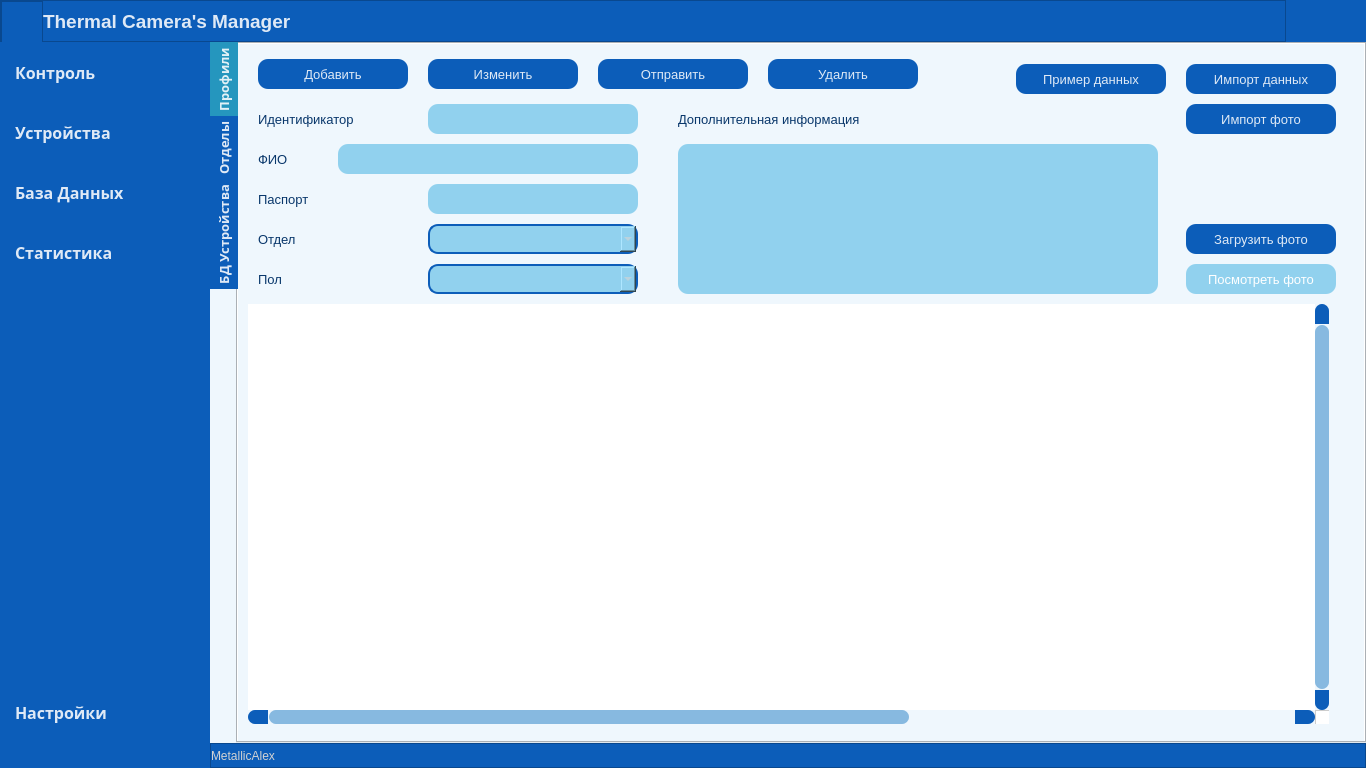
Before: the Qt Designer form widget/forms/form_main.ui in MetallicAlex/Thermal-Camera, drawn with Qt 5.
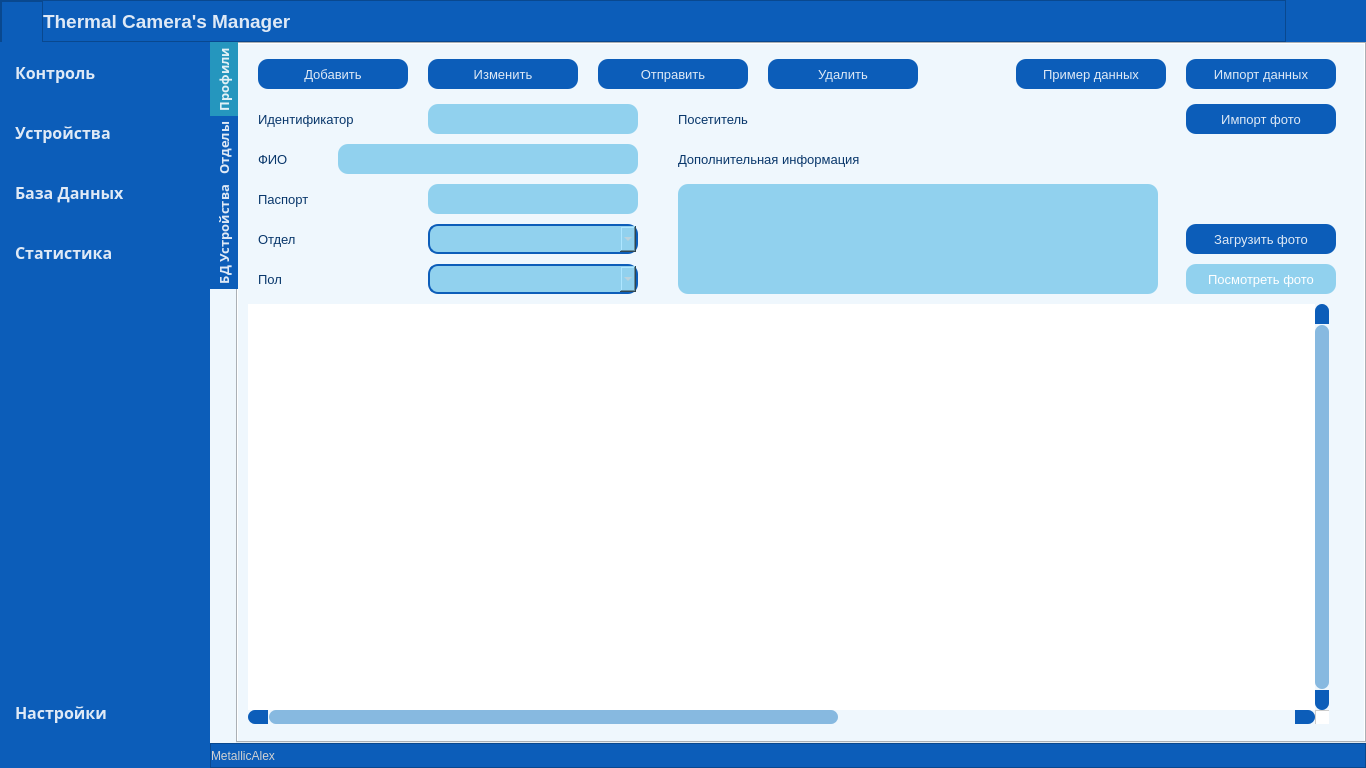
After: the same form once the commit is applied. The open tabs and pages were chosen to show the change. Icons and pictures are not drawn.

The edit to the form file:
```diff
--- a/widget/forms/form_main.ui
+++ b/widget/forms/form_main.ui
@@ -153,19 +153,22 @@
  }
 
 /* CHECKBOX */
+QCheckbox {
+	background: #91D1EE;
+}
 QCheckBox::indicator {
-    border: 3px solid rgb(52, 59, 72);
+    border: 3px solid rgb(255,255,255,221);
 	width: 15px;
 	height: 15px;
 	border-radius: 10px;
-    background: rgb(44, 49, 60);
+    background: #91D1EE;
 }
 QCheckBox::indicator:hover {
     border: 3px solid rgb(58, 66, 81);
 }
 QCheckBox::indicator:checked {
-    background: 3px solid rgb(52, 59, 72);
-	border: 3px solid rgb(52, 59, 72);	
+    background: 1px solid #91D1EE;
+	border: 1px solid rgb(255,255,255,221);
 	background-image: url(:/16x16/data/resources/icons/16x16/cil-check-alt.png);
 }
 
@@ -3472,7 +3475,7 @@
                   <number>0</number>
                  </property>
                  <property name="columnCount">
-                  <number>8</number>
+                  <number>9</number>
                  </property>
                  <attribute name="horizontalHeaderVisible">
                   <bool>false</bool>
@@ -3506,15 +3509,7 @@
                  </column>
                  <column>
                   <property name="text">
-                   <string>ИД</string>
-                  </property>
-                  <property name="textAlignment">
-                   <set>AlignCenter</set>
-                  </property>
-                 </column>
-                 <column>
-                  <property name="text">
-                   <string>Паспорт</string>
+                   <string>Таб. номер</string>
                   </property>
                   <property name="textAlignment">
                    <set>AlignCenter</set>
@@ -3536,6 +3531,22 @@
                    <set>AlignCenter</set>
                   </property>
                  </column>
+                 <column>
+                  <property name="text">
+                   <string>Пользователь</string>
+                  </property>
+                  <property name="textAlignment">
+                   <set>AlignCenter</set>
+                  </property>
+                 </column>
+                 <column>
+                  <property name="text">
+                   <string>Паспорт</string>
+                  </property>
+                  <property name="textAlignment">
+                   <set>AlignCenter</set>
+                  </property>
+                 </column>
                  <column>
                   <property name="text">
                    <string>Отдел</string>
@@ -3725,7 +3736,7 @@
                  <property name="geometry">
                   <rect>
                    <x>948</x>
-                   <y>20</y>
+                   <y>15</y>
                    <width>150</width>
                    <height>30</height>
                   </rect>
@@ -3765,7 +3776,7 @@
                  <property name="geometry">
                   <rect>
                    <x>778</x>
-                   <y>20</y>
+                   <y>15</y>
                    <width>150</width>
                    <height>30</height>
                   </rect>
@@ -4184,7 +4195,7 @@
                  <property name="geometry">
                   <rect>
                    <x>440</x>
-                   <y>60</y>
+                   <y>100</y>
                    <width>300</width>
                    <height>30</height>
                   </rect>
@@ -4208,9 +4219,9 @@
                  <property name="geometry">
                   <rect>
                    <x>440</x>
-                   <y>100</y>
+                   <y>140</y>
                    <width>480</width>
-                   <height>150</height>
+                   <height>110</height>
                   </rect>
                  </property>
                  <property name="font">
@@ -4296,6 +4307,30 @@
                   <set>Qt::AlignCenter</set>
                  </property>
                 </widget>
+                <widget class="QLabel" name="label_visitor">
+                 <property name="geometry">
+                  <rect>
+                   <x>440</x>
+                   <y>60</y>
+                   <width>150</width>
+                   <height>30</height>
+                  </rect>
+                 </property>
+                 <property name="font">
+                  <font>
+                   <family>Segoe UI</family>
+                   <pointsize>10</pointsize>
+                   <weight>50</weight>
+                   <bold>false</bold>
+                  </font>
+                 </property>
+                 <property name="styleSheet">
+                  <string notr="true">color: #09376B;</string>
+                 </property>
+                 <property name="text">
+                  <string>Посетитель</string>
+                 </property>
+                </widget>
                </widget>
                <widget class="QWidget" name="tab_departments">
                 <attribute name="title">
```
Left out of the diff: 6 changed lines with no effect on the pictures.
